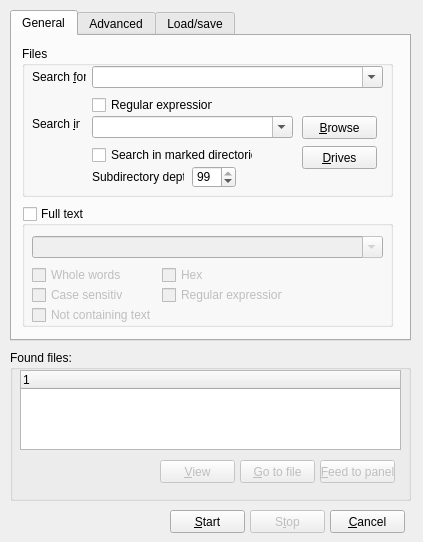
This is FindFilesDialog.ui in martin-kudlicka/file-commander as Qt 5 draws it before an edit. The edited form follows.
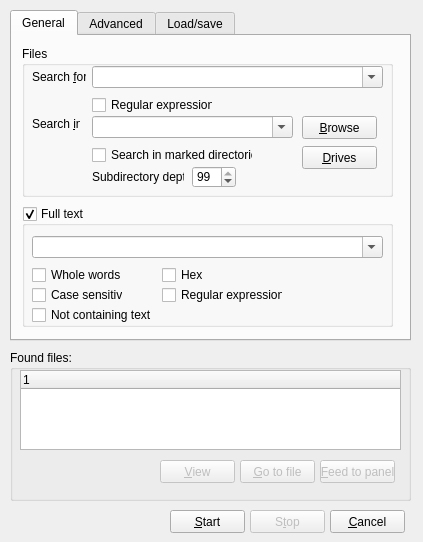
This is the edited form.

The edit to the form file:
```diff
--- a/FindFilesDialog.ui
+++ b/FindFilesDialog.ui
@@ -198,9 +198,6 @@
      <property name="checkable" >
       <bool>true</bool>
      </property>
-     <property name="checked" >
-      <bool>false</bool>
-     </property>
      <widget class="QComboBox" name="qcbFullText" >
       <property name="geometry" >
        <rect>
```
